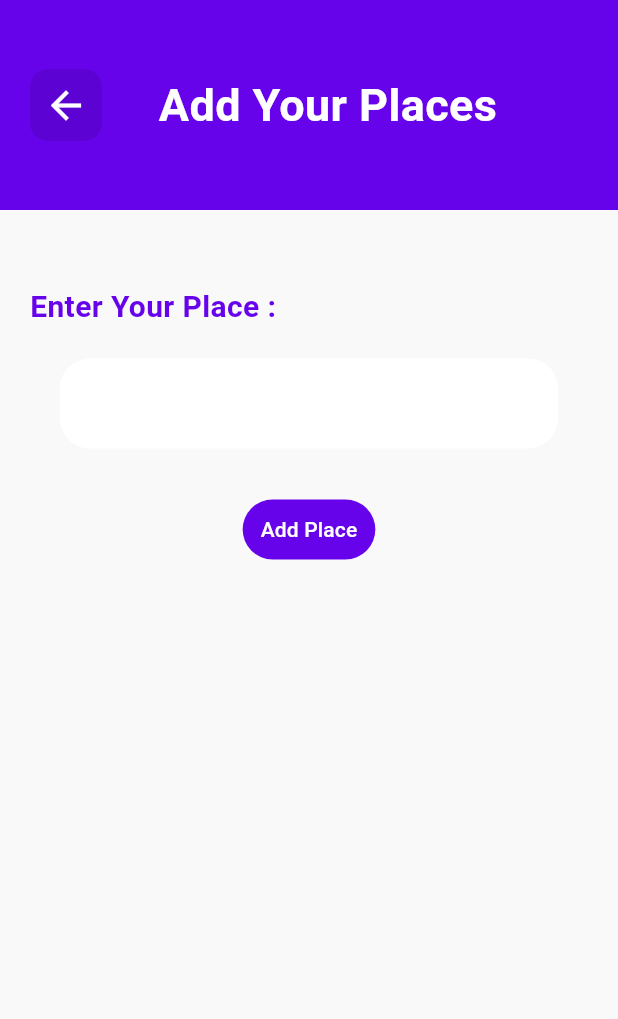
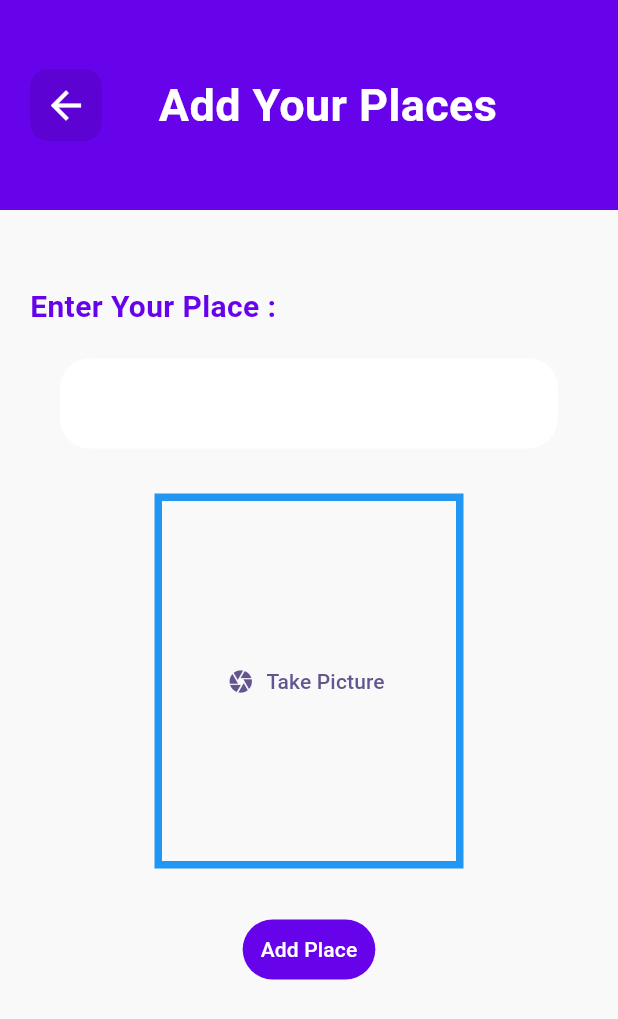
Before and after one commit to REDHUN/favorite-place-app-, a Flutter app: the NewPlace screen opened directly, after a tap on "Add Place", on a phone screen of 412 x 824 dp. Shown: the top 1019 px of the screen. Run offline on Flutter 3.47's test engine with Material 3 defaults, Android fonts, the phone set to English and light mode, and no system bars; our stand-ins replace flutter_riverpod, google_fonts, image_picker.

Commit message:
image picker added

```diff
--- a/lib/data/dummy_place.dart
+++ /dev/null
@@ -1,6 +0,0 @@
-import 'package:favoriteplace/models/place.dart';
-
-final placeList = [
-  Places(name: 'Alappuzha'),
-  Places(name: 'Ernakulam'),
-];
--- a/lib/models/place.dart
+++ b/lib/models/place.dart
@@ -1,10 +1,13 @@
+import 'dart:io';
+
 import 'package:uuid/uuid.dart';
 
 const uuid = Uuid();
 
 class Places {
-  Places({required this.name}) : id = uuid.v4();
+  Places({required this.name, required this.image}) : id = uuid.v4();
 
   String name;
   String id;
+  final File image;
 }
--- a/lib/providers/user_places.dart
+++ b/lib/providers/user_places.dart
@@ -1,3 +1,5 @@
+import 'dart:io';
+
 import 'package:favoriteplace/models/place.dart';
 
 import 'package:flutter_riverpod/flutter_riverpod.dart';
@@ -5,8 +7,8 @@ import 'package:flutter_riverpod/flutter_riverpod.dart';
 class UserPlacesNotifier extends StateNotifier<List<Places>> {
   UserPlacesNotifier() : super(const []);
 
-  void addPlace(String title) {
-    final newPlace = Places(name: title);
+  void addPlace(String title, File image) {
+    final newPlace = Places(name: title, image: image);
     state = [newPlace, ...state];
   }
 }
--- a/lib/screens/new_place.dart
+++ b/lib/screens/new_place.dart
@@ -1,4 +1,7 @@
+import 'dart:io';
+
 import 'package:favoriteplace/providers/user_places.dart';
+import 'package:favoriteplace/widgets/image_input.dart';
 import 'package:flutter/material.dart';
 import 'package:flutter_riverpod/flutter_riverpod.dart';
 
@@ -11,19 +14,23 @@ class NewPlace extends ConsumerStatefulWidget {
 
 class _NewPlaceState extends ConsumerState<NewPlace> {
   final _placeName = TextEditingController();
+  File? _selectedImage;
   void _savePlace() {
     final enteredText = _placeName.text;
-    if (enteredText.isEmpty) {
+    if (enteredText.isEmpty || _selectedImage == null) {
       return;
     }
-    ref.read(userplacesProvider.notifier).addPlace(enteredText);
+    ref
+        .read(userplacesProvider.notifier)
+        .addPlace(enteredText, _selectedImage!);
     Navigator.of(context).pop();
   }
 
   @override
   Widget build(BuildContext context) {
     return Scaffold(
-      body: Column(
+      body: SingleChildScrollView(
+        child: Column(
           crossAxisAlignment: CrossAxisAlignment.start,
           children: [
             Container(
@@ -112,6 +119,12 @@ class _NewPlaceState extends ConsumerState<NewPlace> {
             const SizedBox(
               height: 30,
             ),
+            ImageInput(onPickImage: (image) {
+              _selectedImage = image;
+            }),
+            const SizedBox(
+              height: 30,
+            ),
             Center(
               child: TextButton(
                   onPressed: _savePlace,
@@ -126,6 +139,7 @@ class _NewPlaceState extends ConsumerState<NewPlace> {
             )
           ],
         ),
+      ),
     );
   }
 }
--- /dev/null
+++ b/lib/widgets/image_input.dart
@@ -0,0 +1,58 @@
+import 'dart:io';
+
+import 'package:flutter/material.dart';
+import 'package:image_picker/image_picker.dart';
+
+class ImageInput extends StatefulWidget {
+  const ImageInput({super.key, required this.onPickImage});
+  final void Function(File image) onPickImage;
+
+  @override
+  State<ImageInput> createState() => _ImageInputState();
+}
+
+class _ImageInputState extends State<ImageInput> {
+  File? _selectedImage;
+  void _takePicture() async {
+    final imagePicker = ImagePicker();
+    final pickedImage = await imagePicker.pickImage(
+      source: ImageSource.camera,
+      maxWidth: 600,
+    );
+    if (pickedImage == null) {
+      return;
+    }
+    setState(() {
+      _selectedImage = File(pickedImage.path);
+    });
+    widget.onPickImage(_selectedImage!);
+  }
+
+  @override
+  Widget build(BuildContext context) {
+    Widget content = TextButton.icon(
+        onPressed: _takePicture,
+        icon: const Icon(Icons.camera),
+        label: const Text('Take Picture'));
+    if (_selectedImage != null) {
+      content = GestureDetector(
+        onTap: _takePicture,
+        child: Image.file(
+          _selectedImage!,
+          fit: BoxFit.cover,
+        ),
+      );
+    }
+    return Center(
+      child: Container(
+        margin: const EdgeInsets.symmetric(horizontal: 15),
+        decoration:
+            BoxDecoration(border: Border.all(width: 5, color: Colors.blue)),
+        height: 250,
+        width: MediaQuery.of(context).size.width / 2,
+        alignment: Alignment.center,
+        child: content,
+      ),
+    );
+  }
+}
--- a/pubspec.yaml
+++ b/pubspec.yaml
@@ -38,6 +38,7 @@ dependencies:
   google_fonts: ^6.1.0
   uuid: ^4.2.2
   flutter_riverpod: ^2.4.9
+  image_picker: ^1.0.5
 
 dev_dependencies:
   flutter_test:
```
Also changed, not shown: lib/screens/place_details.dart (+16 -4 lines), lib/widgets/places_list.dart (+10 -5 lines), pubspec.lock, 5 other files. Lines whose indentation alone changed are shown as unchanged.
